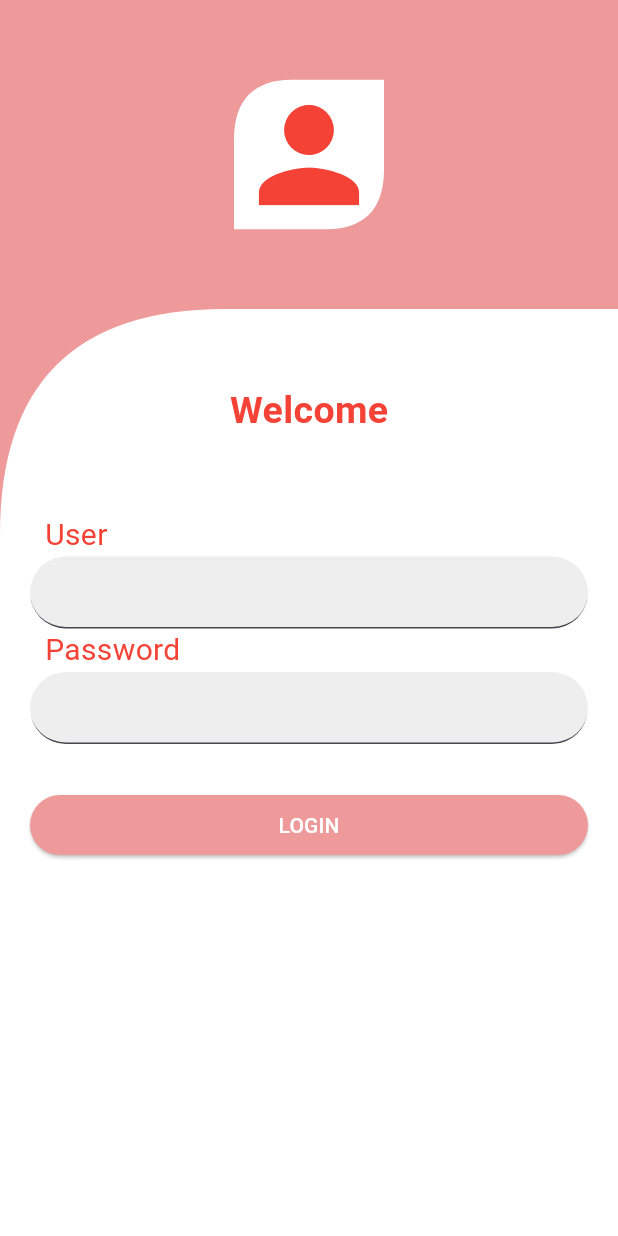
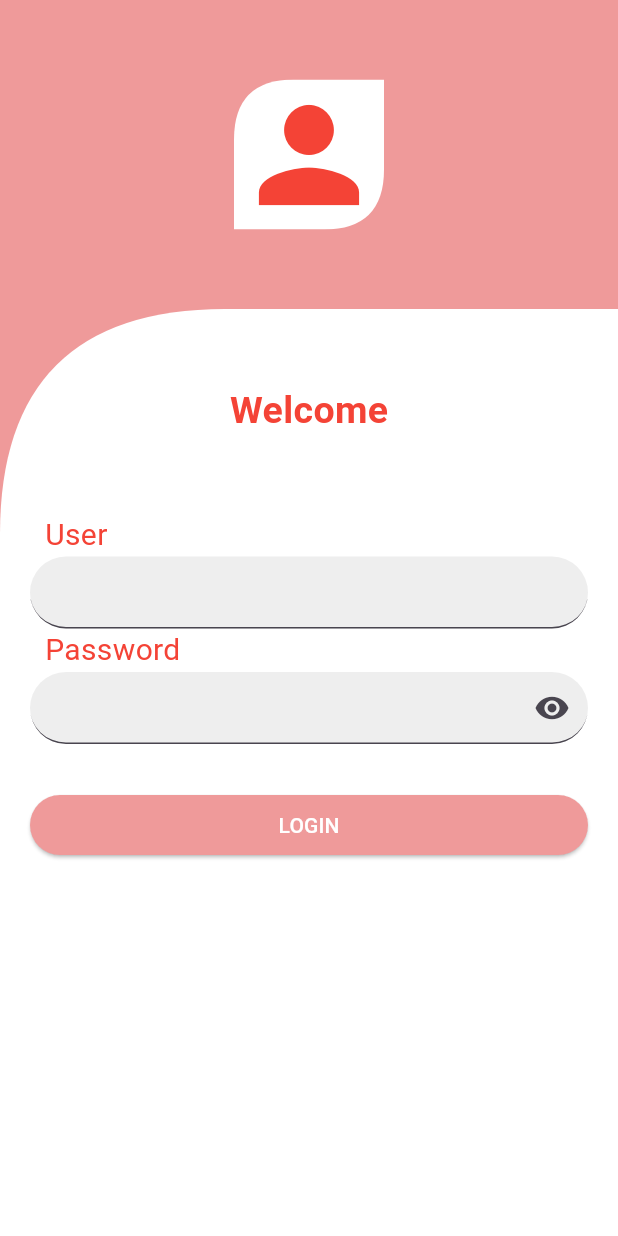
Before and after one commit to imbua/testemobile, a Flutter app: the screen it shows after launch, on a phone screen of 412 x 824 dp. Run offline on Flutter 3.47's test engine with Material 3 defaults, Android fonts, the phone set to English and light mode, and no system bars; our stand-ins replace get, sqflite; accounts and stored records are empty.

Commit message:
Novo apk feito com android sdk 33

```diff
--- a/lib/views/login_view.dart
+++ b/lib/views/login_view.dart
@@ -6,6 +6,7 @@ class LoginView extends StatelessWidget {
   LoginView({super.key});
 
   final loginController = Get.find<LoginController>();
+  bool varObscureText = true;
 
   @override
   Widget build(BuildContext context) {
@@ -111,8 +112,18 @@ class LoginView extends StatelessWidget {
                             ),
                             filled: true,
                             fillColor: Colors.grey[200],
+                            suffixIcon: IconButton(
+                              icon: Icon(
+                                varObscureText
+                                    ? Icons.visibility
+                                    : Icons.visibility_off,
+                              ),
+                              onPressed: () {
+                                varObscureText = !varObscureText;
+                              },
+                            ),
                           ),
-                          obscureText: false,
+                          obscureText: varObscureText,
                         ),
                         const SizedBox(height: 30),
                         Obx(() => loginController.isLoading.value
```
Also changed, not shown: 3 other files.
